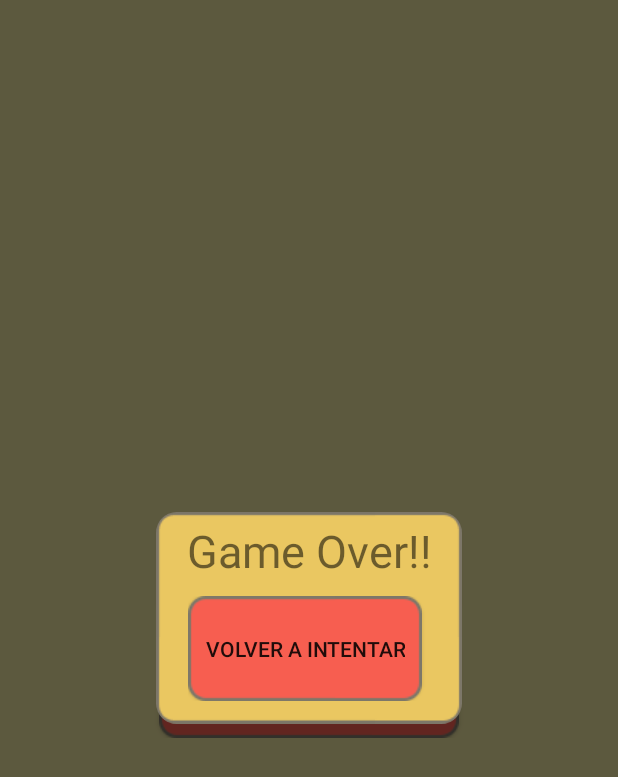
After one commit to gianafrancisco/game-get-the-word, an Android app: the fragment DialogLevel placed in its activity, on a phone screen of 412 x 824 dp. The commit adds this screen. Shown: the top 777 px of the screen. Run offline under Robolectric (Android 15) with nearby library versions, the phone set to English and light mode, and no system bars; 1 statement that could not run was skipped.

Commit message:
Added DialogFragment in order to inform to the player to try again or go to the next level.

```diff
--- /dev/null
+++ b/app/src/main/java/org/fransis/game/words/words/DialogLevel.java
@@ -0,0 +1,85 @@
+package org.fransis.game.words.words;
+
+import android.os.Bundle;
+import android.support.annotation.Nullable;
+import android.support.v4.app.DialogFragment;
+import android.view.LayoutInflater;
+import android.view.View;
+import android.view.ViewGroup;
+import android.widget.Button;
+import android.widget.TextView;
+
+public class DialogLevel extends DialogFragment {
+
+    public static int WELL_DONE = 1;
+    public static int GAME_OVER = 2;
+
+    View.OnClickListener btnListener = null;
+    Game game;
+    LevelRepository levelRepository;
+    int dialogType = 0;
+
+    public static DialogLevel newInstance(int type) {
+
+        Bundle args = new Bundle();
+        args.putInt("type", type);
+
+        DialogLevel fragment = new DialogLevel();
+        fragment.setArguments(args);
+        fragment.setCancelable(false);
+        return fragment;
+    }
+
+    @Override
+    public void onCreate(@Nullable Bundle savedInstanceState) {
+        super.onCreate(savedInstanceState);
+
+        dialogType = this.getArguments().getInt("type");
+
+        btnListener = new View.OnClickListener() {
+            @Override
+            public void onClick(View v) {
+
+                OnDialogInteractionListener game = ((OnDialogInteractionListener)getActivity());
+
+                if(v.getId() == R.id.btnSiguienteNivel){
+                    game.nextLevel();
+                }else if(v.getId() == R.id.btnReintentar) {
+                    game.restartLevel();
+                }
+                dismiss();
+            }
+        };
+
+    }
+
+    @Override
+    public View onCreateView(LayoutInflater inflater, ViewGroup container,
+                             Bundle savedInstanceState) {
+        View v = inflater.inflate(R.layout.fragment_dialog_next_level, container, false);
+        getDialog().getWindow().setBackgroundDrawableResource(R.drawable.unselected);
+        getDialog().setCanceledOnTouchOutside(false);
+        Button btnNextLevel = (Button) v.findViewById(R.id.btnSiguienteNivel);
+        btnNextLevel.setBackgroundResource(R.drawable.good);
+
+        TextView tv = (TextView)v.findViewById(R.id.dialog_msg);
+
+        if(dialogType == WELL_DONE){
+            btnNextLevel.setOnClickListener(btnListener);
+            tv.setText(R.string.well_done);
+        }else{
+            btnNextLevel.setVisibility(View.GONE);
+            tv.setText(R.string.game_over);
+        }
+        Button btnVolverIntentar = (Button) v.findViewById(R.id.btnReintentar);
+        btnVolverIntentar.setBackgroundResource(R.drawable.wrong);
+        btnVolverIntentar.setOnClickListener(btnListener);
+        return v;
+    }
+
+    public interface OnDialogInteractionListener {
+        void nextLevel();
+        void restartLevel();
+    }
+
+}
--- a/app/src/main/java/org/fransis/game/words/words/MainMenuFragment.java
+++ b/app/src/main/java/org/fransis/game/words/words/MainMenuFragment.java
@@ -71,7 +71,6 @@ public class MainMenuFragment extends Fragment {
     }
 
     public interface OnFragmentInteractionListener {
-        // TODO: Update argument type and name
         void play();
         void exit();
         void resume();
--- a/app/src/main/res/layout/activity_main.xml
+++ b/app/src/main/res/layout/activity_main.xml
@@ -3,6 +3,7 @@
     xmlns:tools="http://schemas.android.com/tools"
     android:layout_width="match_parent"
     android:layout_height="match_parent"
+    android:background="@color/vintage_background"
     tools:context=".MainActivity">
 
     <FrameLayout xmlns:android="http://schemas.android.com/apk/res/android"
--- /dev/null
+++ b/app/src/main/res/layout/fragment_dialog_next_level.xml
@@ -0,0 +1,42 @@
+<?xml version="1.0" encoding="utf-8"?>
+<LinearLayout
+    xmlns:android="http://schemas.android.com/apk/res/android"
+    android:layout_width="wrap_content"
+    android:layout_height="wrap_content"
+    android:orientation="vertical">
+
+
+    <TextView
+        android:id="@+id/dialog_msg"
+        android:layout_width="match_parent"
+        android:layout_height="wrap_content"
+        android:text="Well Done!!"
+        android:textSize="30dp"
+        android:textAlignment="center"
+        android:layout_gravity="center_horizontal|center_vertical"
+        />
+
+    <LinearLayout
+        android:layout_width="wrap_content"
+        android:layout_height="wrap_content"
+        android:layout_margin="10dp"
+        android:layout_gravity="center_vertical|center_horizontal"
+        android:orientation="horizontal">
+        <Button
+            android:id="@+id/btnReintentar"
+            android:layout_width="0dp"
+            android:layout_height="wrap_content"
+            android:text="@string/restart_level"
+            android:layout_weight="1"
+            android:layout_marginRight="5dp"
+            />
+        <Button
+            android:id="@+id/btnSiguienteNivel"
+            android:layout_width="0dp"
+            android:layout_height="wrap_content"
+            android:text="@string/next_level"
+            android:layout_weight="1"
+            />
+    </LinearLayout>
+
+</LinearLayout>
--- a/app/src/main/res/layout/fragment_main_menu.xml
+++ b/app/src/main/res/layout/fragment_main_menu.xml
@@ -26,7 +26,7 @@
             android:background="@drawable/good"
             android:layout_height="wrap_content"
             android:layout_gravity="center_vertical|center_horizontal"
-            android:text="@string/seguir_jugando"
+            android:text="@string/resume_game"
             android:visibility="gone"
             android:layout_margin="10dp"/>
 
@@ -36,7 +36,7 @@
             android:background="@drawable/wrong"
             android:layout_height="wrap_content"
             android:layout_gravity="center_vertical|center_horizontal"
-            android:text="@string/salir" />
+            android:text="@string/quit" />
 
 
     </LinearLayout>
--- a/app/src/main/res/values/strings.xml
+++ b/app/src/main/res/values/strings.xml
@@ -1,12 +1,10 @@
 <resources>
     <string name="app_name">Words</string>
-    <string name="intentos_disponibles">Intentos disponibles </string>
-    <string name="reiniciar_nivel">Volver a intentar</string>
-    <string name="siguiente_nivel">Siguiente Palabra</string>
-
-    <!-- TODO: Remove or change this placeholder text -->
-    <string name="hello_blank_fragment">Hello blank fragment</string>
+    <string name="restart_level">Volver a intentar</string>
+    <string name="next_level">Siguiente\n Palabra</string>
     <string name="iniciar_juego">Nuevo juego</string>
-    <string name="salir">Salir</string>
-    <string name="seguir_jugando">Continuar juego</string>
+    <string name="quit">Salir</string>
+    <string name="resume_game">Continuar juego</string>
+    <string name="well_done">Felicitaciones!!</string>
+    <string name="game_over">Game Over!!</string>
 </resources>
--- a/app/src/main/res/values/styles.xml
+++ b/app/src/main/res/values/styles.xml
@@ -7,7 +7,9 @@
         <item name="colorPrimaryDark">@color/colorPrimaryDark</item>
         <item name="colorAccent">@color/colorAccent</item>
         <item name="windowNoTitle">true</item>
+        <!--
         <item name="android:background">@color/vintage_background</item>
+        -->
     </style>
 
 </resources>
```
Also changed, not shown: app/src/main/java/org/fransis/game/words/words/GameFragment.java (+22 -40 lines), app/src/main/java/org/fransis/game/words/words/MainActivity.java (+11 -1 lines), app/src/main/res/layout/fragment_game.xml (+0 -18 lines).
